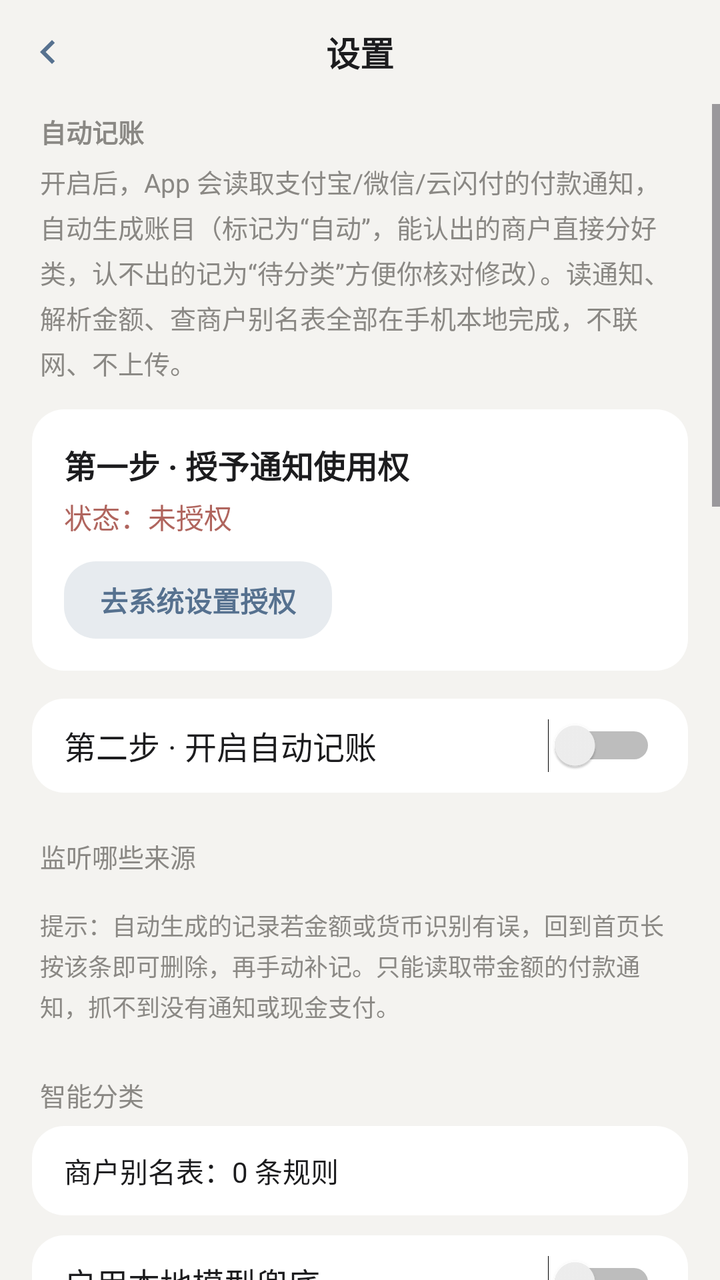
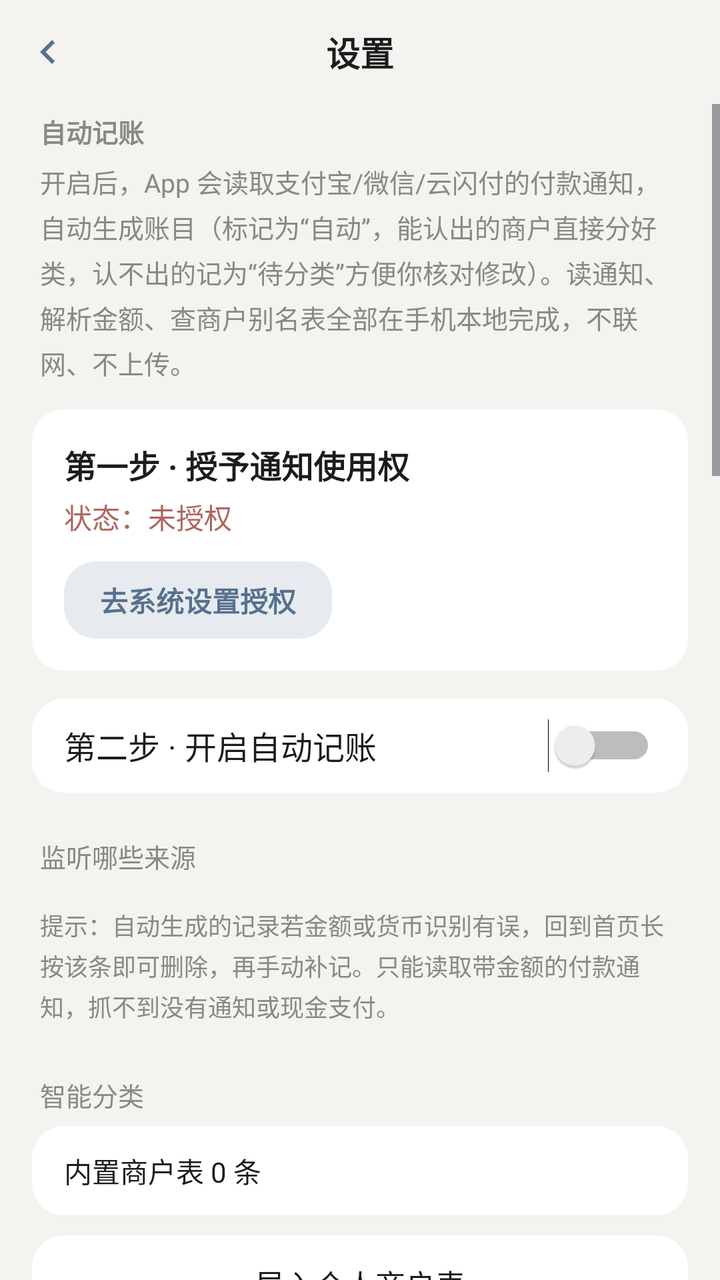

Compare the two renders of this Android layout. The source of the first and the diff that turns it into the second are given below.
<!-- AndroidManifest.xml: application theme Theme.Jizhang -->
<!-- res/layout/activity_auto.xml -->
<?xml version="1.0" encoding="utf-8"?>
<LinearLayout xmlns:android="http://schemas.android.com/apk/res/android"
    android:layout_width="match_parent"
    android:layout_height="match_parent"
    android:orientation="vertical"
    android:background="@color/appBg">

    
    <LinearLayout
        android:layout_width="match_parent"
        android:layout_height="52dp"
        android:orientation="horizontal"
        android:gravity="center_vertical">
        <ImageButton
            android:id="@+id/btnBack"
            android:layout_width="48dp"
            android:layout_height="48dp"
            android:src="@drawable/ic_chevron_left"
            android:background="?attr/selectableItemBackgroundBorderless"
            android:contentDescription="返回" />
        <TextView
            android:layout_width="0dp"
            android:layout_height="wrap_content"
            android:layout_weight="1"
            android:gravity="center"
            android:text="设置"
            android:textColor="@color/textPrimary"
            android:textSize="17sp"
            android:textStyle="bold" />
        <View
            android:layout_width="48dp"
            android:layout_height="1dp" />
    </LinearLayout>

    <ScrollView
        android:layout_width="match_parent"
        android:layout_height="0dp"
        android:layout_weight="1"
        android:clipToPadding="false"
        android:paddingBottom="24dp">

        <LinearLayout
            android:layout_width="match_parent"
            android:layout_height="wrap_content"
            android:orientation="vertical"
            android:paddingHorizontal="16dp">

            <TextView
                android:layout_width="wrap_content"
                android:layout_height="wrap_content"
                android:layout_marginTop="4dp"
                android:layout_marginBottom="2dp"
                android:layout_marginHorizontal="4dp"
                android:text="自动记账"
                android:textColor="@color/textSecondary"
                android:textSize="13sp"
                android:textStyle="bold" />

            <TextView
                android:layout_width="match_parent"
                android:layout_height="wrap_content"
                android:layout_marginTop="4dp"
                android:layout_marginHorizontal="4dp"
                android:textColor="@color/textSecondary"
                android:textSize="13sp"
                android:lineSpacingExtra="4dp"
                android:text="开启后，App 会读取支付宝/微信/云闪付的付款通知，自动生成账目（标记为“自动”，能认出的商户直接分好类，认不出的记为“待分类”方便你核对修改）。读通知、解析金额、查商户别名表全部在手机本地完成，不联网、不上传。" />

            
            <LinearLayout
                android:layout_width="match_parent"
                android:layout_height="wrap_content"
                android:orientation="vertical"
                android:background="@drawable/bg_card"
                android:padding="16dp"
                android:layout_marginTop="14dp">
                <TextView
                    android:layout_width="match_parent"
                    android:layout_height="wrap_content"
                    android:text="第一步 · 授予通知使用权"
                    android:textColor="@color/textPrimary"
                    android:textSize="16sp"
                    android:textStyle="bold" />
                <TextView
                    android:id="@+id/tvPermStatus"
                    android:layout_width="match_parent"
                    android:layout_height="wrap_content"
                    android:layout_marginTop="4dp"
                    android:text="状态：未授权"
                    android:textColor="@color/expense"
                    android:textSize="14sp" />
                <TextView
                    android:id="@+id/btnGrant"
                    android:layout_width="wrap_content"
                    android:layout_height="wrap_content"
                    android:layout_marginTop="12dp"
                    android:background="@drawable/pill"
                    android:paddingHorizontal="18dp"
                    android:paddingVertical="9dp"
                    android:text="去系统设置授权"
                    android:textColor="@color/accent"
                    android:textSize="14sp"
                    android:textStyle="bold"
                    android:clickable="true"
                    android:focusable="true" />
            </LinearLayout>

            
            <LinearLayout
                android:layout_width="match_parent"
                android:layout_height="wrap_content"
                android:orientation="horizontal"
                android:gravity="center_vertical"
                android:background="@drawable/bg_card"
                android:paddingHorizontal="16dp"
                android:paddingVertical="10dp"
                android:layout_marginTop="14dp">
                <TextView
                    android:layout_width="0dp"
                    android:layout_height="wrap_content"
                    android:layout_weight="1"
                    android:text="第二步 · 开启自动记账"
                    android:textColor="@color/textPrimary"
                    android:textSize="16sp" />
                <Switch
                    android:id="@+id/swEnabled"
                    android:layout_width="wrap_content"
                    android:layout_height="wrap_content" />
            </LinearLayout>

            
            <TextView
                android:layout_width="wrap_content"
                android:layout_height="wrap_content"
                android:layout_marginTop="22dp"
                android:layout_marginBottom="6dp"
                android:layout_marginHorizontal="4dp"
                android:text="监听哪些来源"
                android:textColor="@color/textSecondary"
                android:textSize="13sp" />

            <LinearLayout
                android:id="@+id/sourceList"
                android:layout_width="match_parent"
                android:layout_height="wrap_content"
                android:orientation="vertical"
                android:background="@drawable/bg_card" />

            <TextView
                android:layout_width="match_parent"
                android:layout_height="wrap_content"
                android:layout_marginTop="10dp"
                android:layout_marginHorizontal="4dp"
                android:textColor="@color/textSecondary"
                android:textSize="12sp"
                android:lineSpacingExtra="3dp"
                android:text="提示：自动生成的记录若金额或货币识别有误，回到首页长按该条即可删除，再手动补记。只能读取带金额的付款通知，抓不到没有通知或现金支付。" />

            
            <TextView
                android:layout_width="wrap_content"
                android:layout_height="wrap_content"
                android:layout_marginTop="26dp"
                android:layout_marginBottom="6dp"
                android:layout_marginHorizontal="4dp"
                android:text="智能分类"
                android:textColor="@color/textSecondary"
                android:textSize="13sp" />

            <TextView
                android:id="@+id/tvRulesInfo"
                android:layout_width="match_parent"
                android:layout_height="wrap_content"
                android:background="@drawable/bg_card"
                android:paddingHorizontal="16dp"
                android:paddingVertical="12dp"
                android:textColor="@color/textPrimary"
                android:textSize="14sp"
                android:text="商户别名表：0 条规则" />

            <LinearLayout
                android:layout_width="match_parent"
                android:layout_height="wrap_content"
                android:orientation="horizontal"
                android:gravity="center_vertical"
                android:background="@drawable/bg_card"
                android:paddingHorizontal="16dp"
                android:paddingVertical="10dp"
                android:layout_marginTop="10dp">
                <TextView
                    android:layout_width="0dp"
                    android:layout_height="wrap_content"
                    android:layout_weight="1"
                    android:text="启用本地模型兜底"
                    android:textColor="@color/textPrimary"
                    android:textSize="16sp" />
                <Switch
                    android:id="@+id/swLlm"
                    android:layout_width="wrap_content"
                    android:layout_height="wrap_content" />
            </LinearLayout>

            <EditText
                android:id="@+id/etLlmHost"
                android:layout_width="match_parent"
                android:layout_height="wrap_content"
                android:layout_marginTop="10dp"
                android:background="@drawable/bg_card"
                android:paddingHorizontal="16dp"
                android:paddingVertical="12dp"
                android:hint="服务地址，如 192.168.1.50:8080"
                android:inputType="textUri"
                android:singleLine="true"
                android:textColor="@color/textPrimary"
                android:textColorHint="@color/textSecondary"
                android:textSize="15sp" />

            <EditText
                android:id="@+id/etLlmKey"
                android:layout_width="match_parent"
                android:layout_height="wrap_content"
                android:layout_marginTop="10dp"
                android:background="@drawable/bg_card"
                android:paddingHorizontal="16dp"
                android:paddingVertical="12dp"
                android:hint="API Key（可留空）"
                android:inputType="textPassword"
                android:singleLine="true"
                android:textColor="@color/textPrimary"
                android:textColorHint="@color/textSecondary"
                android:textSize="15sp" />

            <LinearLayout
                android:layout_width="match_parent"
                android:layout_height="wrap_content"
                android:orientation="horizontal"
                android:layout_marginTop="10dp">
                <TextView
                    android:id="@+id/btnLlmTest"
                    android:layout_width="0dp"
                    android:layout_height="wrap_content"
                    android:layout_weight="1"
                    android:layout_marginEnd="5dp"
                    android:background="@drawable/bg_card"
                    android:gravity="center"
                    android:paddingVertical="13dp"
                    android:text="测试连接"
                    android:textColor="@color/textPrimary"
                    android:textSize="15sp" />
                <TextView
                    android:id="@+id/btnLlmFill"
                    android:layout_width="0dp"
                    android:layout_height="wrap_content"
                    android:layout_weight="1"
                    android:layout_marginStart="5dp"
                    android:background="@drawable/bg_card"
                    android:gravity="center"
                    android:paddingVertical="13dp"
                    android:text="批量补分类"
                    android:textColor="@color/textPrimary"
                    android:textSize="15sp" />
            </LinearLayout>

            <TextView
                android:layout_width="match_parent"
                android:layout_height="wrap_content"
                android:layout_marginTop="10dp"
                android:layout_marginHorizontal="4dp"
                android:textColor="@color/textSecondary"
                android:textSize="12sp"
                android:lineSpacingExtra="3dp"
                android:text="自动记账时会先查商户别名表，命中就直接分好类，这一步在本机完成、不联网。没命中的记为「待分类」。\n\n如果你在局域网里自建了模型服务（llama.cpp），可以在这里填地址，点「批量补分类」把待分类的记录交给它判断。请求只发往你填的这个地址，不经过任何第三方；服务不可用时记录保持「待分类」，不会写错。" />

            
            <TextView
                android:layout_width="wrap_content"
                android:layout_height="wrap_content"
                android:layout_marginTop="26dp"
                android:layout_marginBottom="6dp"
                android:layout_marginHorizontal="4dp"
                android:text="显示"
                android:textColor="@color/textSecondary"
                android:textSize="13sp"
                android:textStyle="bold" />

            <LinearLayout
                android:id="@+id/rowMetric"
                android:layout_width="match_parent"
                android:layout_height="wrap_content"
                android:orientation="horizontal"
                android:gravity="center_vertical"
                android:background="@drawable/bg_card"
                android:foreground="@drawable/card_ripple"
                android:paddingHorizontal="16dp"
                android:paddingVertical="15dp">
                <TextView
                    android:layout_width="0dp"
                    android:layout_height="wrap_content"
                    android:layout_weight="1"
                    android:text="总览大数字"
                    android:textColor="@color/textPrimary"
                    android:textSize="16sp" />
                <TextView
                    android:id="@+id/tvMetricValue"
                    android:layout_width="wrap_content"
                    android:layout_height="wrap_content"
                    android:text="结余"
                    android:textColor="@color/textSecondary"
                    android:textSize="16sp" />
                <ImageView
                    android:layout_width="20dp"
                    android:layout_height="20dp"
                    android:layout_marginStart="2dp"
                    android:src="@drawable/ic_chevron_right"
                    android:contentDescription="@null" />
            </LinearLayout>

            <TextView
                android:layout_width="match_parent"
                android:layout_height="wrap_content"
                android:layout_marginTop="10dp"
                android:layout_marginHorizontal="4dp"
                android:textColor="@color/textSecondary"
                android:textSize="12sp"
                android:lineSpacingExtra="3dp"
                android:text="首页总览卡和桌面小组件的大数字：结余（收入−支出），或本月总支出（收入显示在下方小字）。" />

            <LinearLayout
                android:id="@+id/rowTheme"
                android:layout_width="match_parent"
                android:layout_height="wrap_content"
                android:layout_marginTop="10dp"
                android:orientation="horizontal"
                android:gravity="center_vertical"
                android:background="@drawable/bg_card"
                android:foreground="@drawable/card_ripple"
                android:paddingHorizontal="16dp"
                android:paddingVertical="15dp">
                <TextView
                    android:layout_width="0dp"
                    android:layout_height="wrap_content"
                    android:layout_weight="1"
                    android:text="主题"
                    android:textColor="@color/textPrimary"
                    android:textSize="16sp" />
                <TextView
                    android:id="@+id/tvThemeValue"
                    android:layout_width="wrap_content"
                    android:layout_height="wrap_content"
                    android:text="跟随系统"
                    android:textColor="@color/textSecondary"
                    android:textSize="16sp" />
                <ImageView
                    android:layout_width="20dp"
                    android:layout_height="20dp"
                    android:layout_marginStart="2dp"
                    android:src="@drawable/ic_chevron_right"
                    android:contentDescription="@null" />
            </LinearLayout>

            
            <TextView
                android:layout_width="wrap_content"
                android:layout_height="wrap_content"
                android:layout_marginTop="26dp"
                android:layout_marginBottom="6dp"
                android:layout_marginHorizontal="4dp"
                android:text="周期记账"
                android:textColor="@color/textSecondary"
                android:textSize="13sp"
                android:textStyle="bold" />

            <LinearLayout
                android:layout_width="match_parent"
                android:layout_height="wrap_content"
                android:orientation="vertical"
                android:background="@drawable/bg_card">

                <LinearLayout
                    android:id="@+id/recurringList"
                    android:layout_width="match_parent"
                    android:layout_height="wrap_content"
                    android:orientation="vertical" />

                <LinearLayout
                    android:id="@+id/btnAddRecurring"
                    android:layout_width="match_parent"
                    android:layout_height="wrap_content"
                    android:orientation="horizontal"
                    android:gravity="center_vertical"
                    android:background="?attr/selectableItemBackground"
                    android:paddingHorizontal="16dp"
                    android:paddingVertical="15dp">
                    <TextView
                        android:layout_width="0dp"
                        android:layout_height="wrap_content"
                        android:layout_weight="1"
                        android:text="添加周期记账"
                        android:textColor="@color/accent"
                        android:textSize="16sp"
                        android:textStyle="bold" />
                    <ImageView
                        android:layout_width="20dp"
                        android:layout_height="20dp"
                        android:src="@drawable/ic_chevron_right"
                        android:contentDescription="@null" />
                </LinearLayout>
            </LinearLayout>

            <TextView
                android:layout_width="match_parent"
                android:layout_height="wrap_content"
                android:layout_marginTop="10dp"
                android:layout_marginHorizontal="4dp"
                android:textColor="@color/textSecondary"
                android:textSize="12sp"
                android:lineSpacingExtra="3dp"
                android:text="房租、话费这类固定支出可以设成周期记账：到期打开 App 时自动生成记录（标记为「周期」）。点条目可修改，开关可暂停。" />

            
            <TextView
                android:layout_width="wrap_content"
                android:layout_height="wrap_content"
                android:layout_marginTop="26dp"
                android:layout_marginBottom="6dp"
                android:layout_marginHorizontal="4dp"
                android:text="数据备份"
                android:textColor="@color/textSecondary"
                android:textSize="13sp"
                android:textStyle="bold" />

            <LinearLayout
                android:layout_width="match_parent"
                android:layout_height="wrap_content"
                android:orientation="vertical"
                android:background="@drawable/bg_card">

                <LinearLayout
                    android:id="@+id/btnExport"
                    android:layout_width="match_parent"
                    android:layout_height="wrap_content"
                    android:orientation="horizontal"
                    android:gravity="center_vertical"
                    android:background="?attr/selectableItemBackground"
                    android:paddingHorizontal="16dp"
                    android:paddingVertical="15dp">
                    <TextView
                        android:layout_width="0dp"
                        android:layout_height="wrap_content"
                        android:layout_weight="1"
                        android:text="导出账本为 CSV"
                        android:textColor="@color/textPrimary"
                        android:textSize="16sp" />
                    <ImageView
                        android:layout_width="20dp"
                        android:layout_height="20dp"
                        android:src="@drawable/ic_chevron_right"
                        android:contentDescription="@null" />
                </LinearLayout>

                <View
                    android:layout_width="match_parent"
                    android:layout_height="0.5dp"
                    android:layout_marginStart="16dp"
                    android:background="@color/separator" />

                <LinearLayout
                    android:id="@+id/btnImport"
                    android:layout_width="match_parent"
                    android:layout_height="wrap_content"
                    android:orientation="horizontal"
                    android:gravity="center_vertical"
                    android:background="?attr/selectableItemBackground"
                    android:paddingHorizontal="16dp"
                    android:paddingVertical="15dp">
                    <TextView
                        android:layout_width="0dp"
                        android:layout_height="wrap_content"
                        android:layout_weight="1"
                        android:text="从 CSV 导入"
                        android:textColor="@color/textPrimary"
                        android:textSize="16sp" />
                    <ImageView
                        android:layout_width="20dp"
                        android:layout_height="20dp"
                        android:src="@drawable/ic_chevron_right"
                        android:contentDescription="@null" />
                </LinearLayout>

                <View
                    android:layout_width="match_parent"
                    android:layout_height="0.5dp"
                    android:layout_marginStart="16dp"
                    android:background="@color/separator" />

                <LinearLayout
                    android:layout_width="match_parent"
                    android:layout_height="wrap_content"
                    android:orientation="horizontal"
                    android:gravity="center_vertical"
                    android:paddingHorizontal="16dp"
                    android:paddingVertical="10dp">
                    <LinearLayout
                        android:layout_width="0dp"
                        android:layout_height="wrap_content"
                        android:layout_weight="1"
                        android:orientation="vertical">
                        <TextView
                            android:layout_width="wrap_content"
                            android:layout_height="wrap_content"
                            android:text="自动备份"
                            android:textColor="@color/textPrimary"
                            android:textSize="16sp" />
                        <TextView
                            android:id="@+id/tvBackupInfo"
                            android:layout_width="wrap_content"
                            android:layout_height="wrap_content"
                            android:layout_marginTop="2dp"
                            android:text="每天自动导出到所选文件夹"
                            android:textColor="@color/textSecondary"
                            android:textSize="12sp" />
                    </LinearLayout>
                    <Switch
                        android:id="@+id/swBackup"
                        android:layout_width="wrap_content"
                        android:layout_height="wrap_content" />
                </LinearLayout>
            </LinearLayout>

            <TextView
                android:layout_width="match_parent"
                android:layout_height="wrap_content"
                android:layout_marginTop="10dp"
                android:layout_marginHorizontal="4dp"
                android:textColor="@color/textSecondary"
                android:textSize="12sp"
                android:lineSpacingExtra="3dp"
                android:text="导出的 CSV 可以用 Excel 打开，也可以在换手机后用「从 CSV 导入」恢复账本（导入是追加，已存在的相同记录会自动跳过）。开启自动备份后，每天首次打开 App 会静默备份一份到所选文件夹，保留最近 3 份，建议选网盘同步的文件夹。" />
        </LinearLayout>
    </ScrollView>
</LinearLayout>
<!-- resources referenced by this layout -->
<resources>
  <color name="accent">#56718F</color>
  <color name="appBg">#F4F3F0</color>
  <color name="expense">#B0655E</color>
  <color name="separator">#E7E5E1</color>
  <color name="textPrimary">#1C1C1E</color>
  <color name="textSecondary">#8A8884</color>
  <!-- drawable bg_card (drawable) -->
  <?xml version="1.0" encoding="utf-8"?>
  <shape xmlns:android="http://schemas.android.com/apk/res/android"
      android:shape="rectangle">
      <solid android:color="@color/cardBg" />
      <corners android:radius="16dp" />
  </shape>
  <!-- drawable card_ripple (drawable) -->
  <?xml version="1.0" encoding="utf-8"?>
  <ripple xmlns:android="http://schemas.android.com/apk/res/android"
      android:color="?attr/colorControlHighlight">
      <item android:id="@android:id/mask">
          <shape android:shape="rectangle">
              <solid android:color="#FFFFFF" />
              <corners android:radius="16dp" />
          </shape>
      </item>
  </ripple>
  <!-- drawable ic_chevron_left (drawable) -->
  <vector xmlns:android="http://schemas.android.com/apk/res/android"
      android:width="24dp" android:height="24dp"
      android:viewportWidth="24" android:viewportHeight="24"
      android:tint="@color/accent">
      <path android:fillColor="#000000"
          android:pathData="M15.41,7.41L14,6l-6,6 6,6 1.41,-1.41L10.83,12z" />
  </vector>
  <!-- drawable ic_chevron_right (drawable) -->
  <vector xmlns:android="http://schemas.android.com/apk/res/android"
      android:width="24dp" android:height="24dp"
      android:viewportWidth="24" android:viewportHeight="24"
      android:tint="@color/textTertiary">
      <path android:fillColor="#000000"
          android:pathData="M10,6L8.59,7.41 13.17,12l-4.58,4.59L10,18l6,-6z" />
  </vector>
  <!-- drawable pill (drawable) -->
  <?xml version="1.0" encoding="utf-8"?>
  <shape xmlns:android="http://schemas.android.com/apk/res/android"
      android:shape="rectangle">
      <solid android:color="#2456718F" />
      <corners android:radius="16dp" />
  </shape>
  <style name="Theme.Jizhang" parent="Theme.Material3.DayNight.NoActionBar">
          <item name="colorPrimary">@color/accent</item>
          <item name="colorOnPrimary">@color/onAccent</item>
          <item name="android:colorBackground">@color/appBg</item>
          <item name="android:windowBackground">@color/appBg</item>
          <item name="android:statusBarColor">@color/appBg</item>
          <item name="android:navigationBarColor">@color/appBg</item>
          <item name="android:windowLightStatusBar">true</item>
          <item name="android:windowAnimationStyle">@style/WindowFade</item>
      </style>
  <color name="cardBg">#FFFFFF</color>
  <color name="textTertiary">#C0BEB9</color>
  <color name="onAccent">#FFFFFF</color>
  <style name="WindowFade" parent="@android:style/Animation.Activity">
          <item name="android:activityOpenEnterAnimation">@anim/act_open_enter</item>
          <item name="android:activityOpenExitAnimation">@anim/act_open_exit</item>
          <item name="android:activityCloseEnterAnimation">@anim/act_close_enter</item>
          <item name="android:activityCloseExitAnimation">@anim/act_close_exit</item>
      </style>
</resources>

<!-- the commit's change to res/layout/activity_auto.xml (unified diff, before → after) -->
@@ -176,7 +176,19 @@
                 android:paddingVertical="12dp"
                 android:textColor="@color/textPrimary"
                 android:textSize="14sp"
-                android:text="商户别名表：0 条规则" />
+                android:text="内置商户表 0 条" />
+
+            <TextView
+                android:id="@+id/btnMerchantImport"
+                android:layout_width="match_parent"
+                android:layout_height="wrap_content"
+                android:layout_marginTop="10dp"
+                android:background="@drawable/bg_card"
+                android:gravity="center"
+                android:paddingVertical="13dp"
+                android:text="导入个人商户表"
+                android:textColor="@color/textPrimary"
+                android:textSize="15sp" />
 
             <LinearLayout
                 android:layout_width="match_parent"
@@ -269,7 +281,7 @@
                 android:textColor="@color/textSecondary"
                 android:textSize="12sp"
                 android:lineSpacingExtra="3dp"
-                android:text="自动记账时会先查商户别名表，命中就直接分好类，这一步在本机完成、不联网。没命中的记为「待分类」。\n\n如果你在局域网里自建了模型服务（llama.cpp），可以在这里填地址，点「批量补分类」把待分类的记录交给它判断。请求只发往你填的这个地址，不经过任何第三方；服务不可用时记录保持「待分类」，不会写错。" />
+                android:text="自动记账时会先查商户表，命中就直接分好类，这一步在本机完成、不联网。没命中的记为「待分类」。\n\n内置表只收录连锁品牌；你自己常去的小店可以写成「关键词 制表符 分类」的文本文件导入成个人商户表，它优先于内置表、只存在本机、不随应用分发（长按导入按钮可清除）。\n\n如果你在局域网里自建了模型服务（llama.cpp），可以在这里填地址，点「批量补分类」把待分类的记录交给它判断。请求只发往你填的这个地址，不经过任何第三方；服务不可用时记录保持「待分类」，不会写错。" />
 
             
             <TextView
